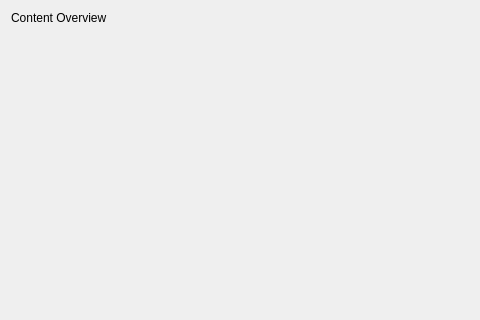
bendalab/NixView, file MainViewWidget.ui: the form before one commit; both pictures show x 0 to 480 and y 0 to 320 of the 776 by 467 pixel window.
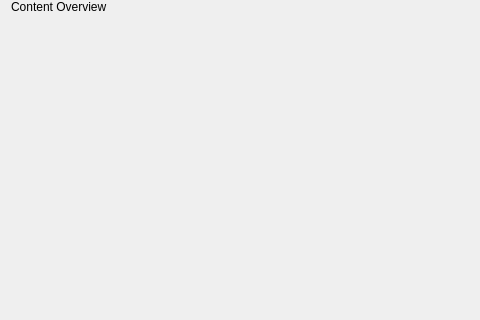
The form after the commit.

Commit message: adjusted margins

```diff
--- a/MainViewWidget.ui
+++ b/MainViewWidget.ui
@@ -14,6 +14,12 @@
    <string>Form</string>
   </property>
   <layout class="QHBoxLayout" name="horizontalLayout">
+   <property name="topMargin">
+    <number>0</number>
+   </property>
+   <property name="bottomMargin">
+    <number>0</number>
+   </property>
    <item>
     <layout class="QGridLayout" name="overview_layout">
      <item row="0" column="0">
```
The commit also changes 1 other file.
